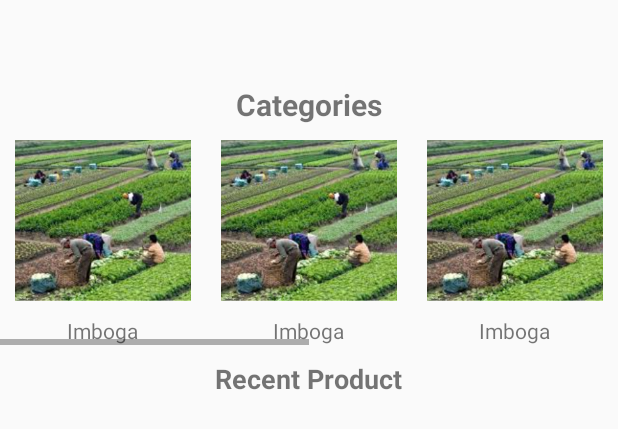
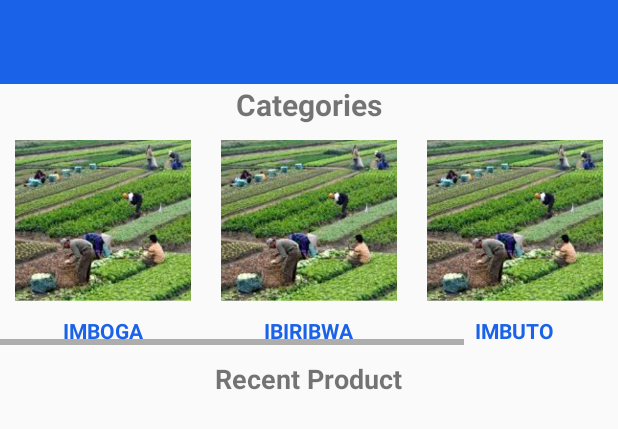
Before and after one commit to alaintresor/Android, an Android app: the layout activity_product.xml on its own in the app's theme, with its tools: preview values and no code run, on a phone screen of 412 x 824 dp. Shown: the top 429 px of the screen. Run offline under Robolectric (Android 15) with nearby library versions, the phone set to English and light mode, and no system bars.

Commit message:
Upload file

```diff
--- a/app/src/main/res/layout/activity_product.xml
+++ b/app/src/main/res/layout/activity_product.xml
@@ -14,6 +14,8 @@
         android:layout_height="wrap_content"
         android:layout_width="match_parent"
         android:minHeight="?attr/actionBarSize"
+        android:background="#1a62e7"
+        app:titleTextColor="@color/white"
         />
     </LinearLayout>
     <LinearLayout
@@ -59,7 +61,9 @@
                         android:layout_width="wrap_content"
                         android:layout_height="wrap_content"
                         android:layout_gravity="center"
-                        android:text="Imboga" />
+                        android:textStyle="bold"
+                        android:textColor="#1a62e7"
+                        android:text="IMBOGA" />
                 </LinearLayout>
 
                 <LinearLayout
@@ -81,13 +85,16 @@
                         android:layout_width="wrap_content"
                         android:layout_height="wrap_content"
                         android:layout_gravity="center"
-                        android:text="Imboga" />
+                        android:textStyle="bold"
+                        android:textColor="#1a62e7"
+                        android:text="IBIRIBWA" />
                 </LinearLayout>
 
                 <LinearLayout
                     android:id="@+id/cat3"
                     android:layout_width="wrap_content"
                     android:layout_height="wrap_content"
+                    android:textStyle="bold"
                     android:orientation="vertical">
 
                     <ImageView
@@ -103,7 +110,9 @@
                         android:layout_width="wrap_content"
                         android:layout_height="wrap_content"
                         android:layout_gravity="center"
-                        android:text="Imboga" />
+                        android:textStyle="bold"
+                        android:textColor="#1a62e7"
+                        android:text="IMBUTO" />
                 </LinearLayout>
 
                 <LinearLayout
@@ -125,52 +134,54 @@
                         android:layout_width="wrap_content"
                         android:layout_height="wrap_content"
                         android:layout_gravity="center"
-                        android:text="Imboga" />
+                        android:textStyle="bold"
+                        android:textColor="#1a62e7"
+                        android:text="AMATUNGO" />
                 </LinearLayout>
 
-                <LinearLayout
-                    android:id="@+id/cat5"
-                    android:layout_width="wrap_content"
-                    android:layout_height="wrap_content"
-                    android:orientation="vertical">
+<!--                <LinearLayout-->
+<!--                    android:id="@+id/cat5"-->
+<!--                    android:layout_width="wrap_content"-->
+<!--                    android:layout_height="wrap_content"-->
+<!--                    android:orientation="vertical">-->
 
-                    <ImageView
-                        android:id="@+id/imageView4"
-                        android:layout_width="117dp"
-                        android:layout_height="107dp"
-                        android:layout_margin="10dp"
-                        android:layout_weight="1"
-                        android:scaleType="centerCrop"
-                        app:srcCompat="@drawable/a2" />
+<!--                    <ImageView-->
+<!--                        android:id="@+id/imageView4"-->
+<!--                        android:layout_width="117dp"-->
+<!--                        android:layout_height="107dp"-->
+<!--                        android:layout_margin="10dp"-->
+<!--                        android:layout_weight="1"-->
+<!--                        android:scaleType="centerCrop"-->
+<!--                        app:srcCompat="@drawable/a2" />-->
 
-                    <TextView
-                        android:layout_width="wrap_content"
-                        android:layout_height="wrap_content"
-                        android:layout_gravity="center"
-                        android:text="Imboga" />
-                </LinearLayout>
+<!--                    <TextView-->
+<!--                        android:layout_width="wrap_content"-->
+<!--                        android:layout_height="wrap_content"-->
+<!--                        android:layout_gravity="center"-->
+<!--                        android:text="Imboga" />-->
+<!--                </LinearLayout>-->
 
-                <LinearLayout
-                    android:id="@+id/cat6"
-                    android:layout_width="wrap_content"
-                    android:layout_height="wrap_content"
-                    android:orientation="vertical">
+<!--                <LinearLayout-->
+<!--                    android:id="@+id/cat6"-->
+<!--                    android:layout_width="wrap_content"-->
+<!--                    android:layout_height="wrap_content"-->
+<!--                    android:orientation="vertical">-->
 
-                    <ImageView
-                        android:id="@+id/imageView5"
-                        android:layout_width="117dp"
-                        android:layout_height="107dp"
-                        android:layout_margin="10dp"
-                        android:layout_weight="1"
-                        android:scaleType="centerCrop"
-                        app:srcCompat="@drawable/a2" />
+<!--                    <ImageView-->
+<!--                        android:id="@+id/imageView5"-->
+<!--                        android:layout_width="117dp"-->
+<!--                        android:layout_height="107dp"-->
+<!--                        android:layout_margin="10dp"-->
+<!--                        android:layout_weight="1"-->
+<!--                        android:scaleType="centerCrop"-->
+<!--                        app:srcCompat="@drawable/a2" />-->
 
-                    <TextView
-                        android:layout_width="wrap_content"
-                        android:layout_height="wrap_content"
-                        android:layout_gravity="center"
-                        android:text="Imboga" />
-                </LinearLayout>
+<!--                    <TextView-->
+<!--                        android:layout_width="wrap_content"-->
+<!--                        android:layout_height="wrap_content"-->
+<!--                        android:layout_gravity="center"-->
+<!--                        android:text="Imboga" />-->
+<!--                </LinearLayout>-->
 
 
             </LinearLayout>
```
Also changed, not shown: app/src/main/AndroidManifest.xml (+7 -20 lines), app/src/main/java/com/example/agrmangement/Login.java (+6 -1 lines), app/src/main/java/com/example/agrmangement/SingleCategory.java (+52 -5 lines), app/src/main/java/com/example/agrmangement/cart.java (+21 -2 lines), app/src/main/java/com/example/agrmangement/cartAdpter.java (+33 -30 lines), app/src/main/java/com/example/agrmangement/home.java (+30 -3 lines), app/src/main/java/com/example/agrmangement/product.java (+62 -22 lines), app/src/main/java/com/example/agrmangement/setCartData.java (+32 -19 lines), app/src/main/java/com/example/agrmangement/singleProduct.java (+63 -17 lines), app/src/main/res/layout/activity_cart.xml (+23 -4 lines), app/src/main/res/layout/activity_login.xml (+12 -12 lines), app/src/main/res/layout/activity_single_category.xml (+14 -0 lines), app/src/main/res/layout/activity_single_product.xml (+22 -6 lines), app/src/main/res/layout/cart_item.xml (+19 -19 lines), 3 more files.
